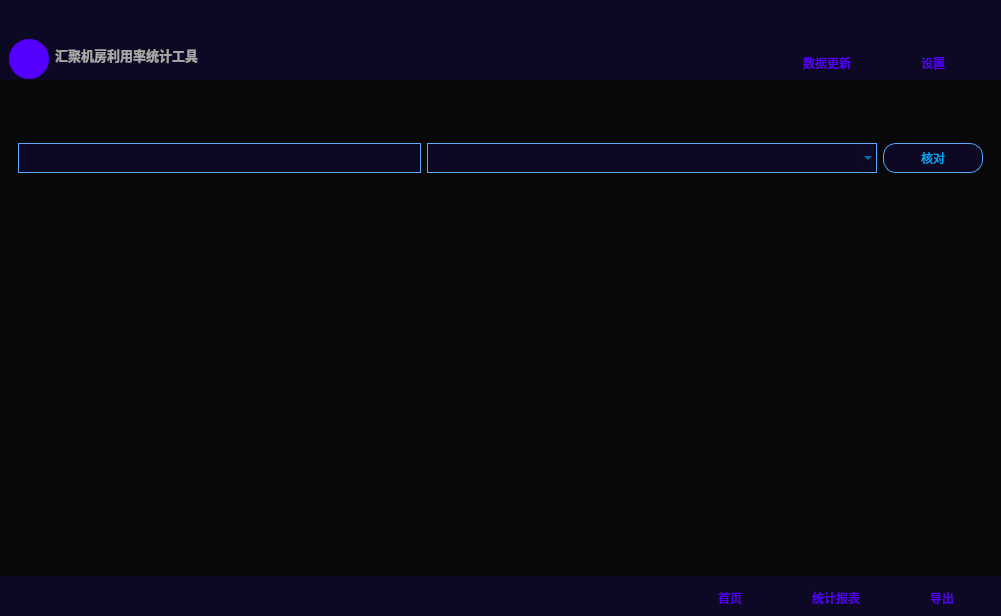
Above: main.ui from sysuwyc09/aggrHouse before the change. Below: the same form after it.
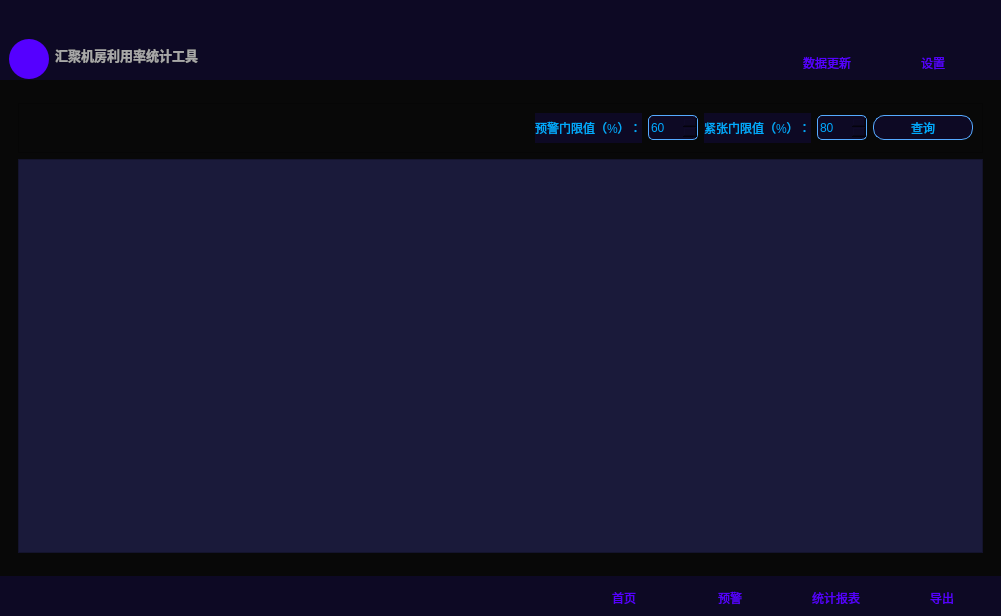
That is the form after the change. Icons and pictures are not drawn. Custom widgets are drawn as their Qt base class.

What changed in the file:
```diff
--- a/main.ui
+++ b/main.ui
@@ -533,6 +533,9 @@
       <layout class="QHBoxLayout" name="horizontalLayout_3">
        <item>
         <widget class="QStackedWidget" name="stackedWidget">
+         <property name="currentIndex">
+          <number>4</number>
+         </property>
          <widget class="QWidget" name="home_page">
           <layout class="QVBoxLayout" name="verticalLayout_3">
            <item>
@@ -1878,6 +1881,279 @@
            </item>
           </layout>
          </widget>
+         <widget class="QWidget" name="topN_page">
+          <layout class="QVBoxLayout" name="verticalLayout_7">
+           <item>
+            <widget class="QFrame" name="frame">
+             <property name="sizePolicy">
+              <sizepolicy hsizetype="Preferred" vsizetype="Maximum">
+               <horstretch>0</horstretch>
+               <verstretch>0</verstretch>
+              </sizepolicy>
+             </property>
+             <property name="minimumSize">
+              <size>
+               <width>0</width>
+               <height>50</height>
+              </size>
+             </property>
+             <property name="maximumSize">
+              <size>
+               <width>16777215</width>
+               <height>50</height>
+              </size>
+             </property>
+             <property name="frameShape">
+              <enum>QFrame::StyledPanel</enum>
+             </property>
+             <property name="frameShadow">
+              <enum>QFrame::Raised</enum>
+             </property>
+             <layout class="QHBoxLayout" name="horizontalLayout_9">
+              <item>
+               <spacer name="horizontalSpacer_9">
+                <property name="orientation">
+                 <enum>Qt::Horizontal</enum>
+                </property>
+                <property name="sizeHint" stdset="0">
+                 <size>
+                  <width>498</width>
+                  <height>17</height>
+                 </size>
+                </property>
+               </spacer>
+              </item>
+              <item>
+               <widget class="QLabel" name="label_6">
+                <property name="sizePolicy">
+                 <sizepolicy hsizetype="Preferred" vsizetype="Preferred">
+                  <horstretch>0</horstretch>
+                  <verstretch>0</verstretch>
+                 </sizepolicy>
+                </property>
+                <property name="minimumSize">
+                 <size>
+                  <width>0</width>
+                  <height>0</height>
+                 </size>
+                </property>
+                <property name="maximumSize">
+                 <size>
+                  <width>16777215</width>
+                  <height>16777215</height>
+                 </size>
+                </property>
+                <property name="styleSheet">
+                 <string notr="true">QLabel {
+
+	background-color: rgb(13, 9, 36);
+	color: rgb(0, 170, 255);
+}</string>
+                </property>
+                <property name="text">
+                 <string>预警门限值（%）：</string>
+                </property>
+               </widget>
+              </item>
+              <item>
+               <widget class="QSpinBox" name="yellow_num_QB">
+                <property name="sizePolicy">
+                 <sizepolicy hsizetype="Maximum" vsizetype="Maximum">
+                  <horstretch>0</horstretch>
+                  <verstretch>0</verstretch>
+                 </sizepolicy>
+                </property>
+                <property name="minimumSize">
+                 <size>
+                  <width>50</width>
+                  <height>25</height>
+                 </size>
+                </property>
+                <property name="maximumSize">
+                 <size>
+                  <width>50</width>
+                  <height>25</height>
+                 </size>
+                </property>
+                <property name="styleSheet">
+                 <string notr="true">QSpinBox{
+	border: 1px solid rgb(85, 170, 255);
+	background-color: rgb(13, 9, 36);
+	color: rgb(0, 170, 255);
+	border-radius: 5;
+}
+</string>
+                </property>
+                <property name="value">
+                 <number>60</number>
+                </property>
+               </widget>
+              </item>
+              <item>
+               <widget class="QLabel" name="label_7">
+                <property name="sizePolicy">
+                 <sizepolicy hsizetype="Preferred" vsizetype="Preferred">
+                  <horstretch>0</horstretch>
+                  <verstretch>0</verstretch>
+                 </sizepolicy>
+                </property>
+                <property name="minimumSize">
+                 <size>
+                  <width>0</width>
+                  <height>0</height>
+                 </size>
+                </property>
+                <property name="maximumSize">
+                 <size>
+                  <width>16777215</width>
+                  <height>16777215</height>
+                 </size>
+                </property>
+                <property name="styleSheet">
+                 <string notr="true">QLabel {
+
+	background-color: rgb(13, 9, 36);
+	color: rgb(0, 170, 255);
+}</string>
+                </property>
+                <property name="text">
+                 <string>紧张门限值（%）：</string>
+                </property>
+               </widget>
+              </item>
+              <item>
+               <widget class="QSpinBox" name="red_num_QB">
+                <property name="sizePolicy">
+                 <sizepolicy hsizetype="Maximum" vsizetype="Maximum">
+                  <horstretch>0</horstretch>
+                  <verstretch>0</verstretch>
+                 </sizepolicy>
+                </property>
+                <property name="minimumSize">
+                 <size>
+                  <width>50</width>
+                  <height>25</height>
+                 </size>
+                </property>
+                <property name="maximumSize">
+                 <size>
+                  <width>50</width>
+                  <height>25</height>
+                 </size>
+                </property>
+                <property name="styleSheet">
+                 <string notr="true">QSpinBox{
+	border: 1px solid rgb(85, 170, 255);
+	background-color: rgb(13, 9, 36);
+	color: rgb(0, 170, 255);
+	border-radius: 5;
+}
+</string>
+                </property>
+                <property name="value">
+                 <number>80</number>
+                </property>
+               </widget>
+              </item>
+              <item>
+               <widget class="QPushButton" name="search_topN_bt">
+                <property name="sizePolicy">
+                 <sizepolicy hsizetype="Fixed" vsizetype="Fixed">
+                  <horstretch>0</horstretch>
+                  <verstretch>0</verstretch>
+                 </sizepolicy>
+                </property>
+                <property name="minimumSize">
+                 <size>
+                  <width>100</width>
+                  <height>25</height>
+                 </size>
+                </property>
+                <property name="maximumSize">
+                 <size>
+                  <width>100</width>
+                  <height>25</height>
+                 </size>
+                </property>
+                <property name="styleSheet">
+                 <string notr="true">QPushButton {
+	border: 1px solid rgb(85, 170, 255);
+	background-color: rgb(13, 9, 36);
+	border-radius: 11;
+	color: rgb(0, 170, 255);
+}
+
+QPushButton:hover {
+	background-color: rgb(85, 0, 255);
+	color: rgb(7, 255, 119);
+}
+
+QPushButton:pressed {
+	background-color: rgb(0, 0, 0);
+}</string>
+                </property>
+                <property name="text">
+                 <string>查询</string>
+                </property>
+               </widget>
+              </item>
+             </layout>
+            </widget>
+           </item>
+           <item>
+            <widget class="QTableWidget" name="topN_tw">
+             <property name="styleSheet">
+              <string notr="true">QTableWidget {
+    background-color: #1a1a3a;  /* 比窗体背景稍亮，形成层次感 */
+    color: #ffffff;             /* 白色文字确保可读性 */
+    gridline-color: #2a2a4a;    /* 深色网格线，与背景协调 */
+    font-family: &quot;Microsoft YaHei&quot;, Arial;
+    font-size: 12px;
+}
+QTableWidget::item {
+    background-color: #1a1a3a;
+    color: #ffffff;
+    border: 1px solid #2a2a4a;
+    padding: 4px;
+}
+QTableWidget::item:selected {
+    background-color: #3a3a5a;  /* 选中项使用稍亮的蓝色 */
+    color: #ffffff;
+}
+QHeaderView::section {
+    background-color: #252545;  /* 表头背景比表格稍亮 */
+    color: #ffffff;
+    padding: 6px;
+    border: 1px solid #2a2a4a;
+    font-weight: bold;
+}
+QScrollBar:vertical {
+    background-color: #1a1a3a;
+    width: 10px;
+}
+QScrollBar::handle:vertical {
+    background-color: #4a4a6a;  /* 滚动条滑块颜色 */
+    border-radius: 5px;
+}
+QScrollBar::add-line:vertical, QScrollBar::sub-line:vertical {
+    height: 0px;
+}
+QScrollBar:horizontal {
+    background-color: #1a1a3a;
+    height: 10px;
+}
+QScrollBar::handle:horizontal {
+    background-color: #4a4a6a;
+    border-radius: 5px;
+}
+QScrollBar::add-line:horizontal, QScrollBar::sub-line:horizontal {
+    width: 0px;
+}</string>
+             </property>
+            </widget>
+           </item>
+          </layout>
+         </widget>
         </widget>
        </item>
       </layout>
@@ -1912,7 +2188,7 @@
       <property name="frameShadow">
        <enum>QFrame::Raised</enum>
       </property>
-      <layout class="QHBoxLayout" name="horizontalLayout_9">
+      <layout class="QHBoxLayout" name="horizontalLayout_6">
        <item>
         <widget class="QLabel" name="import_status">
          <property name="styleSheet">
@@ -1926,14 +2202,6 @@
         </widget>
        </item>
        <item>
-        <layout class="QHBoxLayout" name="horizontalLayout_6">
-         <property name="spacing">
-          <number>6</number>
-         </property>
-         <property name="sizeConstraint">
-          <enum>QLayout::SetDefaultConstraint</enum>
-         </property>
-         <item>
           <widget class="QPushButton" name="home_bt">
            <property name="sizePolicy">
             <sizepolicy hsizetype="Minimum" vsizetype="Fixed">
@@ -1988,6 +2256,61 @@
            </property>
           </widget>
          </item>
+       <item>
+        <widget class="QPushButton" name="topN_bt">
+         <property name="sizePolicy">
+          <sizepolicy hsizetype="Minimum" vsizetype="Fixed">
+           <horstretch>0</horstretch>
+           <verstretch>0</verstretch>
+          </sizepolicy>
+         </property>
+         <property name="minimumSize">
+          <size>
+           <width>100</width>
+           <height>26</height>
+          </size>
+         </property>
+         <property name="maximumSize">
+          <size>
+           <width>26</width>
+           <height>26</height>
+          </size>
+         </property>
+         <property name="layoutDirection">
+          <enum>Qt::LeftToRight</enum>
+         </property>
+         <property name="styleSheet">
+          <string notr="true">QPushButton {
+	border: none;
+	background-color: rgb(13, 9, 36);
+	border-radius: 13;
+	color: rgb(85, 0, 255);
+}
+
+QPushButton:hover {
+	background-color: rgb(85, 0, 255);
+	color: rgb(7, 255, 119);
+}
+
+QPushButton:pressed {
+	background-color: rgb(0, 0, 0);
+}</string>
+         </property>
+         <property name="text">
+          <string>预警</string>
+         </property>
+         <property name="icon">
+          <iconset resource="resources/resources.qrc">
+           <normaloff>:/icons/icons/bell.svg</normaloff>:/icons/icons/bell.svg</iconset>
+         </property>
+         <property name="iconSize">
+          <size>
+           <width>20</width>
+           <height>20</height>
+          </size>
+         </property>
+        </widget>
+       </item>
          <item>
           <widget class="QPushButton" name="kpi_bt">
            <property name="minimumSize">
@@ -2085,8 +2408,6 @@
             </size>
            </property>
           </widget>
-         </item>
-        </layout>
        </item>
       </layout>
      </widget>
```
Lines whose indentation alone changed are shown as unchanged.
